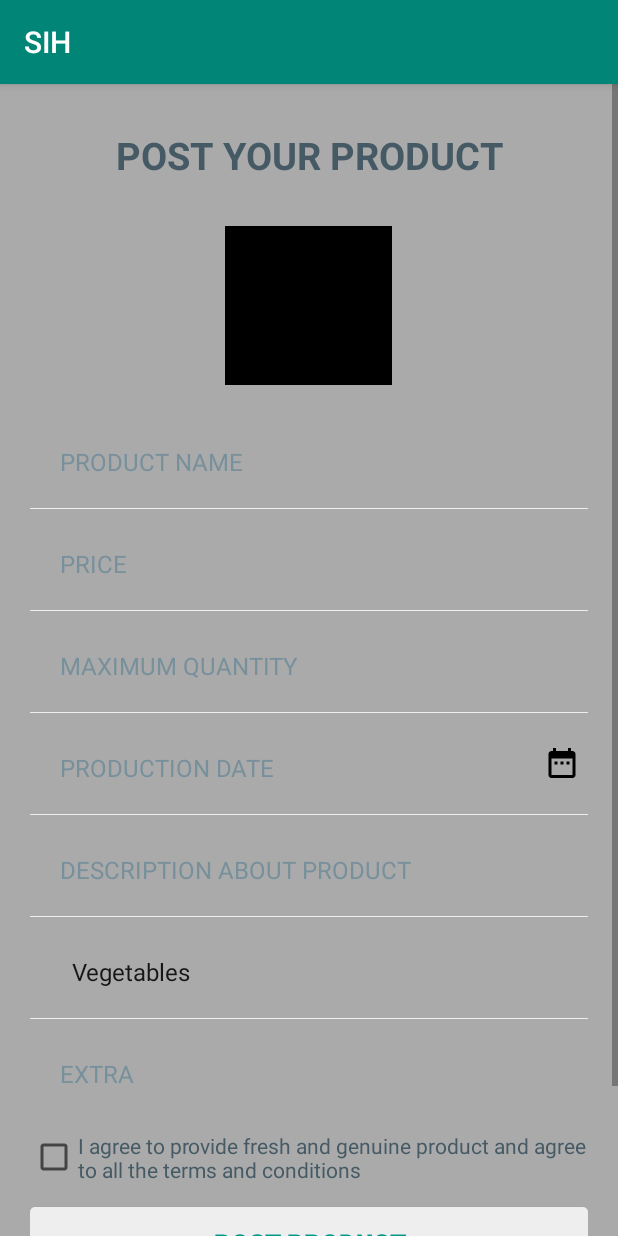
After one commit to sandydebug/SIH_APP, an Android app: the CropPost screen opened directly, with no data from a screen before it, on a phone screen of 412 x 824 dp. The commit adds this screen. Run offline under Robolectric (Android 15) with nearby library versions, the phone set to English and light mode, and no system bars; our stand-ins replace Firebase (no records; nobody signed in at launch, a user with empty details on screens opened directly).

Commit message:
Few Changes

```diff
--- a/app/src/main/AndroidManifest.xml
+++ b/app/src/main/AndroidManifest.xml
@@ -1,6 +1,7 @@
 <?xml version="1.0" encoding="utf-8"?>
 <manifest xmlns:android="http://schemas.android.com/apk/res/android"
     package="com.example.sih">
+
     <uses-permission android:name="android.permission.ACCESS_FINE_LOCATION" />
     <uses-permission android:name="android.permission.INTERNET" />
     <uses-permission android:name="android.permission.READ_EXTERNAL_STORAGE" />
@@ -14,6 +15,7 @@
         android:roundIcon="@mipmap/ic_launcher_round"
         android:supportsRtl="true"
         android:theme="@style/AppTheme">
+        <activity android:name=".CropPost"></activity>
         <activity android:name=".MainActivity">
             <intent-filter>
                 <action android:name="android.intent.action.MAIN" />
@@ -21,7 +23,7 @@
                 <category android:name="android.intent.category.LAUNCHER" />
             </intent-filter>
         </activity>
-        <activity android:name=".Login"></activity>
+        <activity android:name=".Login" />
         <activity android:name=".Loggedin" />
         <activity android:name=".Registration" />
     </application>
--- /dev/null
+++ b/app/src/main/java/com/example/sih/CropPost.java
@@ -0,0 +1,214 @@
+package com.example.sih;
+
+import androidx.annotation.NonNull;
+import androidx.annotation.Nullable;
+import androidx.appcompat.app.AppCompatActivity;
+import androidx.fragment.app.DialogFragment;
+
+import android.app.DatePickerDialog;
+import android.app.ProgressDialog;
+import android.content.Intent;
+import android.graphics.Bitmap;
+import android.net.Uri;
+import android.os.Bundle;
+import android.provider.MediaStore;
+import android.view.View;
+import android.widget.AdapterView;
+import android.widget.ArrayAdapter;
+import android.widget.Button;
+import android.widget.DatePicker;
+import android.widget.EditText;
+import android.widget.ImageButton;
+import android.widget.ImageView;
+import android.widget.Spinner;
+import android.widget.TextView;
+import android.widget.Toast;
+
+import com.example.sih.Models.ProductModel;
+import com.example.sih.Models.UserProfile;
+import com.google.android.gms.tasks.OnFailureListener;
+import com.google.android.gms.tasks.OnSuccessListener;
+import com.google.firebase.auth.FirebaseAuth;
+import com.google.firebase.database.DatabaseReference;
+import com.google.firebase.database.FirebaseDatabase;
+import com.google.firebase.storage.FirebaseStorage;
+import com.google.firebase.storage.StorageReference;
+import com.google.firebase.storage.UploadTask;
+
+import java.io.IOException;
+import java.text.DateFormat;
+import java.util.Calendar;
+
+public class CropPost extends AppCompatActivity implements  DatePickerDialog.OnDateSetListener,AdapterView.OnItemSelectedListener  {
+
+    EditText editText1, editText2, editText3,editText4,editText5,editText6,editText7,editText8;
+    String date, name,price,prodate,maxquantity,about1,extra1,category;
+    TextView textView;
+    Button button;
+    Bitmap bitmap;
+    private ProgressDialog progressDialog;
+    private FirebaseAuth firebaseAuth;
+    private ImageView imageView;
+    private FirebaseStorage firebaseStorage;
+    private static int PICK_IMAGE=123;
+    Uri uri;
+    StorageReference storageReference;
+    DatabaseReference databaseReference,check;
+
+
+    @Override
+    protected void onActivityResult(int requestCode, int resultCode, @Nullable Intent data) {
+        if(requestCode==PICK_IMAGE && resultCode== RESULT_OK && data.getData()!=null){
+            uri=data.getData();
+            try {
+                bitmap= MediaStore.Images.Media.getBitmap(getContentResolver(),uri);
+                imageView.setImageBitmap(bitmap);
+                imageView.setTag("Set");
+            } catch (IOException e) {
+                e.printStackTrace();
+            }
+        }
+        super.onActivityResult(requestCode, resultCode, data);
+    }
+
+    @Override
+    protected void onCreate(Bundle savedInstanceState) {
+        super.onCreate(savedInstanceState);
+        setContentView(R.layout.activity_crop_post);
+
+        intialize();
+
+        firebaseAuth=FirebaseAuth.getInstance();
+        firebaseStorage=FirebaseStorage.getInstance();
+        FirebaseDatabase firebaseDatabase=FirebaseDatabase.getInstance();
+
+        databaseReference = firebaseDatabase.getInstance().getReference("PRODUCTS");
+        check = FirebaseDatabase.getInstance().getReference("CHECK");
+        check.setValue("1");
+
+        storageReference=firebaseStorage.getReference();
+
+        imageView.setOnClickListener(new View.OnClickListener() {
+            @Override
+            public void onClick(View v) {
+                Intent intent=new Intent();
+                intent.setType("image/*");
+                intent.setAction(Intent.ACTION_GET_CONTENT);
+                startActivityForResult(Intent.createChooser(intent,"Select Image"),PICK_IMAGE);
+            }
+        });
+
+        button.setOnClickListener(new View.OnClickListener() {
+            @Override
+            public void onClick(View v) {
+                if(validate()){
+                    databaseReference.child(category).child(FirebaseAuth.getInstance().getCurrentUser().getUid()).setValue(new ProductModel(name,price,maxquantity,prodate,about1,extra1,category));
+                    Toast.makeText(CropPost.this,"Database Updated!!",Toast.LENGTH_SHORT).show();
+                    StorageReference imageref=storageReference.child("Products").child(firebaseAuth.getUid());
+                    UploadTask uploadTask=imageref.putFile(uri);
+                    uploadTask.addOnFailureListener(new OnFailureListener() {
+                        @Override
+                        public void onFailure(@NonNull Exception e) {
+                            Toast.makeText(CropPost.this,"Upload Failed",Toast.LENGTH_SHORT).show();
+                        }
+                    }).addOnSuccessListener(new OnSuccessListener<UploadTask.TaskSnapshot>() {
+                        @Override
+                        public void onSuccess(UploadTask.TaskSnapshot taskSnapshot) {
+                            Toast.makeText(CropPost.this,"Uploaded Successfully",Toast.LENGTH_SHORT).show();
+                        }
+                    });
+                    progressDialog.dismiss();
+                }
+                else{
+                    Toast.makeText(CropPost.this,"Fill the Details Properly",Toast.LENGTH_SHORT).show();
+                    progressDialog.dismiss();
+                }
+
+            }
+        });
+    }
+    @Override
+    public void onDateSet(DatePicker view, int year, int month, int dayOfMonth) {
+
+        Calendar calendar=Calendar.getInstance();
+        calendar.set(Calendar.YEAR, year);
+        calendar.set(Calendar.MONTH, month);
+        calendar.set(Calendar.DAY_OF_MONTH, dayOfMonth);
+        date = DateFormat.getDateInstance(DateFormat.FULL).format(calendar.getTime());
+        editText4.setText(date);
+    }
+
+    private void intialize() {
+        Spinner spinner = findViewById(R.id.Category);
+        ArrayAdapter<CharSequence> adapter = ArrayAdapter.createFromResource(this,
+                R.array.category, android.R.layout.simple_spinner_item);
+        adapter.setDropDownViewResource(android.R.layout.simple_spinner_dropdown_item);
+        spinner.setAdapter(adapter);
+        spinner.setOnItemSelectedListener(this);
+        imageView =findViewById(R.id.imageView);
+        ImageButton imageButton = findViewById(R.id.button1);
+        editText1 = (EditText) findViewById(R.id.ProductName);
+        editText2 = (EditText) findViewById(R.id.ProductPrice);
+        editText3 = (EditText) findViewById(R.id.MaxQuantity);
+        editText4 = findViewById(R.id.ProductionDate);
+        editText5 = findViewById(R.id.Description);
+        editText6 = findViewById(R.id.Extra);
+        textView = (TextView) findViewById(R.id.terms);
+        button = (Button) findViewById(R.id.Post);
+        progressDialog=new ProgressDialog(this);
+        editText4.setShowSoftInputOnFocus(false);
+        editText4.setOnClickListener(new View.OnClickListener() {
+            @Override
+            public void onClick(View view) {
+                DialogFragment dialogFragment = new datePicker();
+                dialogFragment.show(getSupportFragmentManager(),"date picker");
+            }
+        });
+        imageButton.setOnClickListener(new View.OnClickListener() {
+            @Override
+            public void onClick(View view) {
+                DialogFragment dialogFragment = new datePicker();
+                dialogFragment.show(getSupportFragmentManager(),"date picker");
+            }
+        });
+
+
+    }
+    @Override
+    public void onItemSelected(AdapterView<?> parent, View view, int position, long id) {
+        category = parent.getItemAtPosition(position).toString();
+        Toast.makeText(parent.getContext(), category, Toast.LENGTH_SHORT).show();
+    }
+
+    @Override
+    public void onNothingSelected(AdapterView<?> parent) {
+
+    }
+
+    private boolean validate() {
+        Boolean res=false;
+        name = editText1.getText().toString();
+        price = editText2.getText().toString();
+        maxquantity = editText3.getText().toString();
+        prodate = editText4.getText().toString();
+        about1 = editText5.getText().toString();
+        extra1 = editText6.getText().toString();
+
+
+        progressDialog.setMessage("Hang on while we post your product ");
+        progressDialog.show();
+        if (name.isEmpty() || price.isEmpty() || maxquantity.isEmpty()|| prodate.isEmpty() || about1.isEmpty()) {
+            Toast.makeText(CropPost.this, "Enter all the details", Toast.LENGTH_SHORT).show();
+            progressDialog.dismiss();
+        }
+        else if(!("Set".equals(imageView.getTag()))){
+            Toast.makeText(CropPost.this, "Add a image", Toast.LENGTH_SHORT).show();
+            progressDialog.dismiss();
+        }
+        else{
+            res=true;}
+
+        return res;
+
+    }
+}
--- a/app/src/main/java/com/example/sih/Loggedin.java
+++ b/app/src/main/java/com/example/sih/Loggedin.java
@@ -77,6 +77,9 @@ public class Loggedin extends AppCompatActivity {
     public boolean onOptionsItemSelected(MenuItem item) {
         super.onOptionsItemSelected(item);
         switch(item.getItemId()){
+            case R.id.post:
+                startActivity(new Intent(Loggedin.this,CropPost.class));
+                break;
             case R.id.logout:
 
                 if(firebaseAuth.getCurrentUser()!= null){
--- a/app/src/main/java/com/example/sih/MainActivity.java
+++ b/app/src/main/java/com/example/sih/MainActivity.java
@@ -50,7 +50,7 @@ public class MainActivity extends AppCompatActivity {
             new Handler().postDelayed(new Runnable() {
                 @Override
                 public void run() {
-                    Intent intent = new Intent(MainActivity.this, Login.class);
+                    Intent intent = new Intent(MainActivity.this, Loggedin.class);
                     MainActivity.this.startActivity(intent);
                     MainActivity.this.finish();
                     overridePendingTransition(R.anim.mainfadein, R.anim.splashfadeout);
--- a/app/src/main/java/com/example/sih/UserProfile.java
+++ b/app/src/main/java/com/example/sih/Models/UserProfile.java
@@ -1,4 +1,4 @@
-package com.example.sih;
+package com.example.sih.Models;
 
 public class UserProfile {
     public String userEmail;
--- a/app/src/main/java/com/example/sih/Registration.java
+++ b/app/src/main/java/com/example/sih/Registration.java
@@ -21,6 +21,7 @@ import androidx.annotation.Nullable;
 import androidx.appcompat.app.AppCompatActivity;
 import androidx.fragment.app.DialogFragment;
 
+import com.example.sih.Models.UserProfile;
 import com.google.android.gms.tasks.OnCompleteListener;
 import com.google.android.gms.tasks.OnFailureListener;
 import com.google.android.gms.tasks.OnSuccessListener;
--- /dev/null
+++ b/app/src/main/res/drawable/ic_date_range_black_24dp.xml
@@ -0,0 +1,9 @@
+<vector xmlns:android="http://schemas.android.com/apk/res/android"
+        android:width="24dp"
+        android:height="24dp"
+        android:viewportWidth="24.0"
+        android:viewportHeight="24.0">
+    <path
+        android:fillColor="#FF000000"
+        android:pathData="M9,11L7,11v2h2v-2zM13,11h-2v2h2v-2zM17,11h-2v2h2v-2zM19,4h-1L18,2h-2v2L8,4L8,2L6,2v2L5,4c-1.11,0 -1.99,0.9 -1.99,2L3,20c0,1.1 0.89,2 2,2h14c1.1,0 2,-0.9 2,-2L21,6c0,-1.1 -0.9,-2 -2,-2zM19,20L5,20L5,9h14v11z"/>
+</vector>
--- /dev/null
+++ b/app/src/main/res/layout/activity_crop_post.xml
@@ -0,0 +1,224 @@
+<?xml version="1.0" encoding="utf-8"?>
+
+<ScrollView xmlns:android="http://schemas.android.com/apk/res/android"
+    android:layout_height="fill_parent"
+    android:layout_width="fill_parent"
+    android:background="@android:color/darker_gray">
+
+    <LinearLayout
+        android:layout_width="wrap_content"
+        android:layout_height="wrap_content"
+        android:orientation="vertical"
+        android:padding="20dp" >
+
+
+        <TextView
+            android:layout_width="fill_parent"
+            android:layout_height="wrap_content"
+            android:gravity="center"
+            android:padding="10dp"
+            android:text="POST YOUR PRODUCT"
+            android:textColor="@color/blue_greyish"
+            android:textSize="25sp"
+            android:textStyle="bold" />
+
+        <ImageView
+            android:layout_marginTop="10dp"
+            android:id="@+id/imageView"
+            android:layout_width="131dp"
+            android:layout_height="126dp"
+            android:layout_gravity="center_horizontal"
+            android:gravity="center"
+            android:padding="10dp"
+            android:src="@android:color/black" />
+
+        <EditText
+            android:id="@+id/ProductName"
+            android:layout_width="fill_parent"
+            android:layout_height="wrap_content"
+            android:layout_marginTop="10dp"
+            android:background="@android:color/transparent"
+            android:drawablePadding="8dp"
+            android:gravity="center_vertical"
+            android:hint="PRODUCT NAME"
+            android:inputType="textCapWords"
+            android:padding="20dp"
+            android:singleLine="true"
+            android:textColor="@color/blue_greyish"
+            android:textColorHint="@color/blue_grey_light"
+            android:textSize="16sp" />
+
+        <View
+            android:layout_width="fill_parent"
+            android:layout_height="1px"
+            android:background="@color/white_greyish" />
+
+        <EditText
+            android:id="@+id/ProductPrice"
+            android:layout_width="fill_parent"
+            android:layout_height="wrap_content"
+            android:layout_marginTop="5dp"
+            android:background="@android:color/transparent"
+            android:drawablePadding="8dp"
+            android:gravity="center_vertical"
+            android:hint="PRICE"
+            android:inputType="number"
+            android:padding="20dp"
+            android:singleLine="true"
+            android:textColor="@color/blue_greyish"
+            android:textColorHint="@color/blue_grey_light"
+            android:textSize="16sp" />
+
+        <View
+            android:layout_width="fill_parent"
+            android:layout_height="1px"
+            android:background="@color/white_greyish" />
+
+        <EditText
+            android:id="@+id/MaxQuantity"
+            android:layout_width="fill_parent"
+            android:layout_height="wrap_content"
+            android:layout_marginTop="5dp"
+            android:background="@android:color/transparent"
+            android:drawablePadding="8dp"
+            android:gravity="center_vertical"
+            android:hint="MAXIMUM QUANTITY"
+            android:inputType="number"
+            android:padding="20dp"
+            android:singleLine="true"
+            android:textColor="@color/blue_greyish"
+            android:textColorHint="@color/blue_grey_light"
+            android:textSize="16sp" />
+
+        <View
+            android:layout_width="fill_parent"
+            android:layout_height="1px"
+            android:background="@color/white_greyish" />
+<RelativeLayout
+    android:layout_width="wrap_content"
+    android:layout_height="wrap_content">
+        <EditText
+            android:id="@+id/ProductionDate"
+            android:layout_width="fill_parent"
+            android:layout_height="fill_parent"
+            android:layout_marginTop="5dp"
+            android:background="@android:color/transparent"
+            android:drawablePadding="20dp"
+            android:gravity="center_vertical"
+            android:hint="PRODUCTION DATE"
+            android:inputType="date"
+            android:padding="20dp"
+            android:textColor="@color/blue_greyish"
+            android:textColorHint="@color/blue_grey_light"
+            android:textSize="16sp"/>
+        <ImageButton
+            android:id="@+id/button1"
+            android:layout_width="wrap_content"
+            android:layout_height="wrap_content"
+            android:layout_alignParentRight="true"
+            android:background="@android:color/transparent"
+            android:src="@drawable/ic_date_range_black_24dp"
+            android:layout_centerVertical="true"
+            android:layout_margin="5dp"
+            android:text="Button"/>
+
+</RelativeLayout>
+
+        <View
+            android:layout_width="fill_parent"
+            android:layout_height="1px"
+            android:background="@color/white_greyish" />
+
+        <EditText
+            android:id="@+id/Description"
+            android:layout_width="fill_parent"
+            android:layout_height="wrap_content"
+            android:layout_marginTop="5dp"
+            android:background="@android:color/transparent"
+            android:drawablePadding="8dp"
+            android:gravity="center_vertical"
+            android:hint="DESCRIPTION ABOUT PRODUCT"
+            android:inputType="textCapWords"
+            android:padding="20dp"
+            android:singleLine="true"
+            android:textColor="@color/blue_greyish"
+            android:textColorHint="@color/blue_grey_light"
+            android:textSize="16sp" />
+
+        <View
+            android:layout_width="fill_parent"
+            android:layout_height="1px"
+            android:background="@color/white_greyish" />
+        <Spinner
+            android:id="@+id/Category"
+            android:layout_width="fill_parent"
+            android:layout_height="wrap_content"
+            android:layout_marginTop="5dp"
+            android:background="@android:color/transparent"
+            android:drawablePadding="8dp"
+            android:gravity="center_vertical"
+            android:hint="CATEGORY"
+            android:inputType="textCapWords"
+            android:padding="20dp"
+            android:singleLine="true"
+            android:textColor="@color/blue_greyish"
+            android:textColorHint="@color/blue_grey_light"
+            android:textSize="16sp"
+            />
+        <View
+            android:layout_width="fill_parent"
+            android:layout_height="1px"
+            android:background="@color/white_greyish" />
+
+        <EditText
+            android:id="@+id/Extra"
+            android:layout_width="fill_parent"
+            android:layout_height="wrap_content"
+            android:layout_marginTop="5dp"
+            android:background="@android:color/transparent"
+            android:drawablePadding="8dp"
+            android:gravity="center_vertical"
+            android:hint="EXTRA"
+            android:inputType="textCapWords"
+            android:padding="20dp"
+            android:singleLine="true"
+            android:textColor="@color/blue_greyish"
+            android:textColorHint="@color/blue_grey_light"
+            android:textSize="16sp" />
+
+        <CheckBox
+            android:id="@+id/terms_conditions"
+            android:layout_width="wrap_content"
+            android:layout_height="wrap_content"
+            android:layout_marginTop="7dp"
+            android:text="I agree to provide fresh and genuine product and agree to all the terms and conditions"
+            android:textColor="@color/blue_greyish"
+            android:textSize="14sp" />
+
+        <Button
+            android:id="@+id/Post"
+            android:layout_width="fill_parent"
+            android:layout_height="wrap_content"
+            android:layout_marginTop="15dp"
+            android:background="@drawable/loginbutton_selector"
+            android:padding="3dp"
+            android:text="Post Product"
+            android:textColor="@color/background_color"
+            android:textSize="17sp"
+            android:textStyle="bold" />
+
+        <TextView
+            android:id="@+id/terms"
+            android:layout_width="wrap_content"
+            android:layout_height="wrap_content"
+            android:layout_gravity="center_horizontal"
+            android:layout_marginTop="5dp"
+            android:gravity="center"
+            android:padding="20dp"
+            android:text="I agree to provide fresh and genuine product"
+            android:textColor="@color/blue_greyish"
+            android:textSize="15sp" />
+
+    </LinearLayout>
+
+</ScrollView>
--- a/app/src/main/res/menu/menubar.xml
+++ b/app/src/main/res/menu/menubar.xml
@@ -2,6 +2,12 @@
 <menu xmlns:android="http://schemas.android.com/apk/res/android"
     xmlns:app="http://schemas.android.com/apk/res-auto">
 
+
+    <item
+        android:id="@+id/post"
+        android:title="POST"
+        app:showAsAction="always"
+        ></item>
     <item
         android:id="@+id/logout"
         android:title="Logout"
--- a/app/src/main/res/values/strings.xml
+++ b/app/src/main/res/values/strings.xml
@@ -11,5 +11,12 @@
     <string name="terms_conditions">By clicking SignUp you agree all the Terms and Conditions.</string>
     <string name="already_user">Already have Account? Login here.</string>
     <string name="dob">DOB</string>
+    <string-array name="category">
+        <item>Vegetables</item>
+        <item>Fruits</item>
+        <item>Cereals/Pulses</item>
+        <item>Grains</item>
+        <item>Others</item>
+    </string-array>
 
 </resources>
```
Also changed, not shown: app/src/main/java/com/example/sih/Models/ProductModel.java (added, +80 -0 lines), app/src/main/res/layout/activity_login.xml (+7 -7 lines), app/build.gradle (line endings or trailing spaces).
